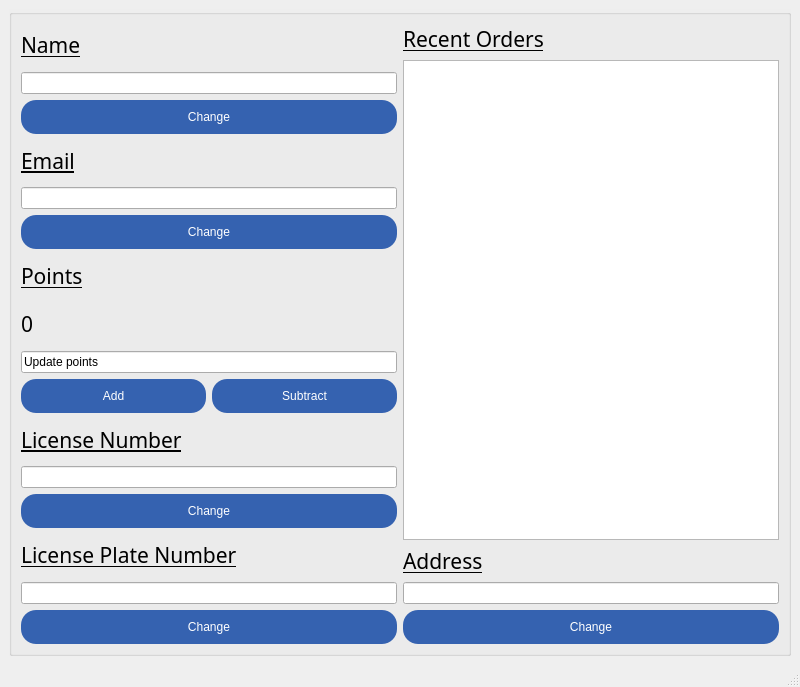
First picture: the form in Drive/driverinfo.ui, repository TraceyAlKing/CPSC4910-watt4910-group5, before the edit.
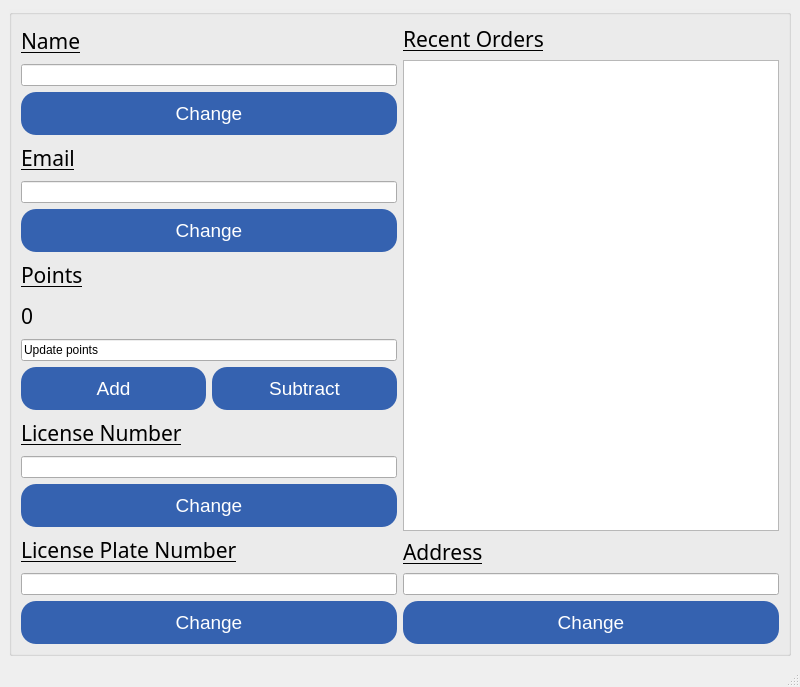
Second picture: the form after the edit. Icons and pictures are not drawn.

What changed in the file:
```diff
--- a/Drive/driverinfo.ui
+++ b/Drive/driverinfo.ui
@@ -14,30 +14,27 @@
    <string>MainWindow</string>
   </property>
   <property name="styleSheet">
-   <string notr="true">#MainWindow { font: 16pt &quot;Aganè S&quot;; }
+   <string notr="true">#MainWindow { font: 16pt url(:/fonts/Agane 55 (roman) sign.ttf);}
 #MainWindow { background-color : #9CAFD1  }
 QPushButton {color : white;
 background-color : #3562B0;
 border-radius: 10px;}
-QPushButton{ font: 81 14pt &quot;AXIS Extra Bold&quot;;
+QPushButton{ font: 81 14pt;
+font-family: url(:/fonts/Axis_Extrabold.otf);
   border: none;
   border-radius: 15px;
   box-shadow: 0 9px #999;
   padding: 10px 15px;}
-#pushButton_Login_2{ font: 81 18pt &quot;AXIS Extra Bold&quot;;
+#pushButton_Login_2{ font: 81 18pt; 
+font-family: url(:/fonts/Axis_Extrabold.otf);
 border-radius: 25px; }
 QGroupBox{ background-color : #EEEEEE;}
 QLabel{  font: 16pt &quot;Aganè S&quot;; }
 QStackedWidget{ background: qlineargradient(x1:0, y1:0, x2:1, y2:1,  stop:0 #202020, stop: 0.4 #303030, stop:1 #353535)}
 
 
-
-QPushButton:hover {background-color: #2D5496}
-
-QPushButton:active {
-  background-color: #2D5496;
-  box-shadow: 0 5px #666;
-  transform: translateY(4px);
+QPushButton:pressed {
+  background-color: #203C6B;
 }</string>
   </property>
   <widget class="QWidget" name="centralwidget">
```
Left out of the diff: 1 changed line with no effect on the pictures.
